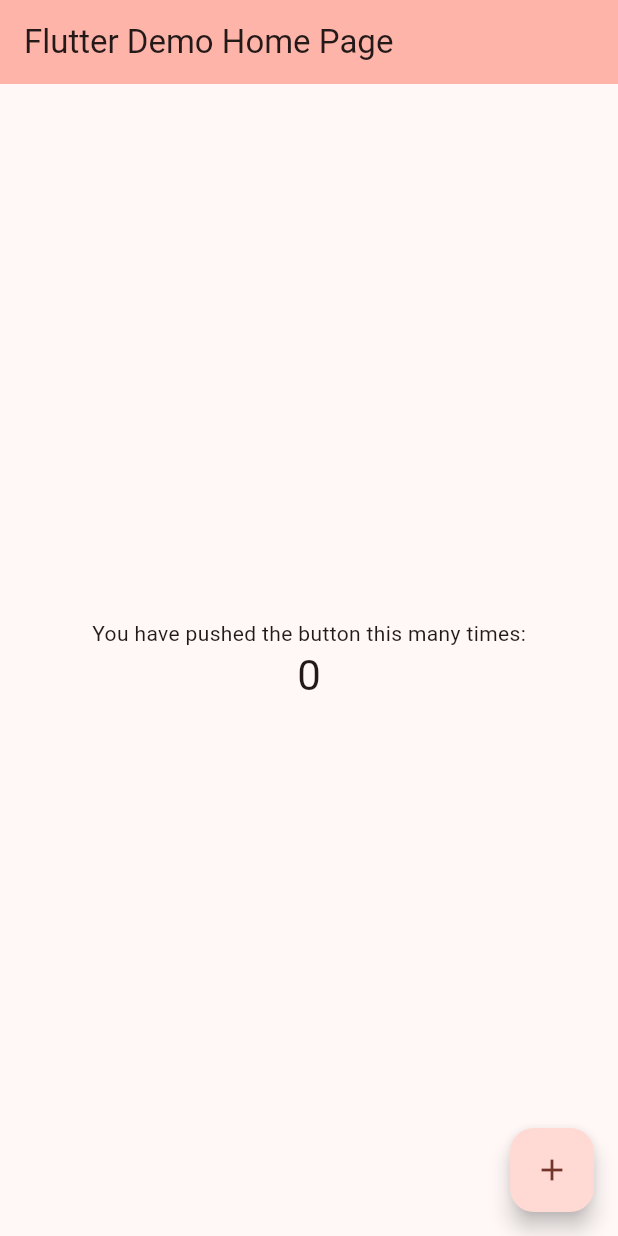
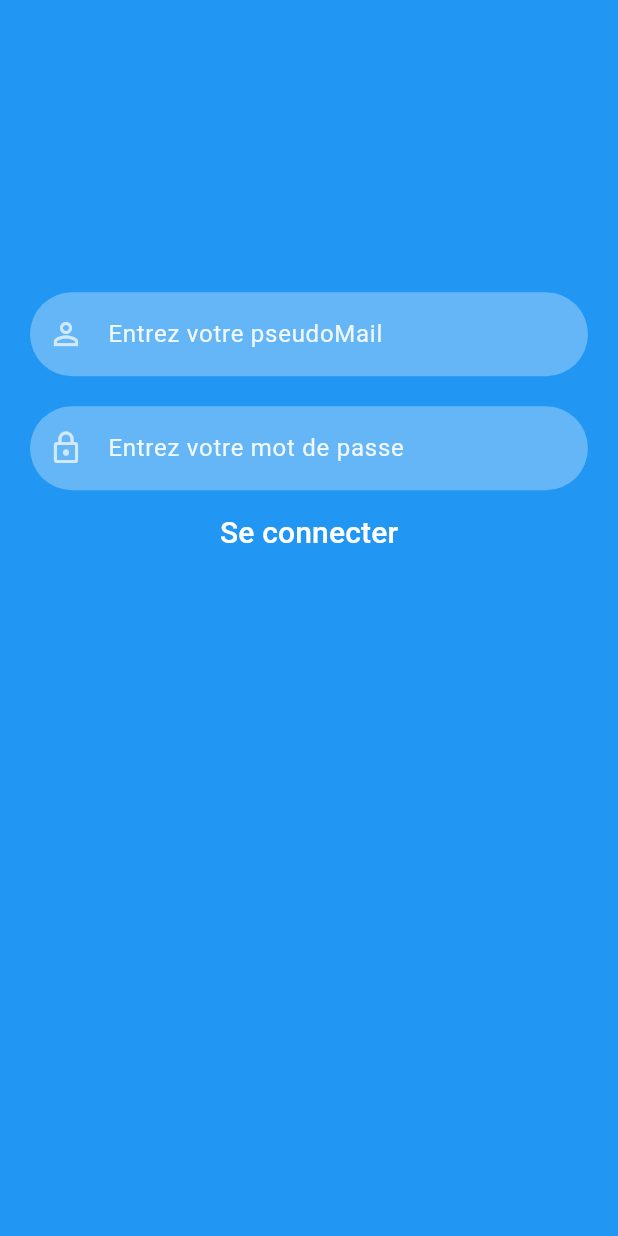
Before and after one commit to hodindorian/FantomGames, a Flutter app: the screen it shows after launch, on a phone screen of 412 x 824 dp. Run offline on Flutter 3.47's test engine with Material 2 defaults, Android fonts, the phone set to English and light mode, and no system bars; our stand-ins replace firebase_core; accounts and stored records are empty; statements that could not run were skipped; project files that could hold a hidden picture were left out.

Commit message:
Add Connection page (signin and signup), add call to API, not working yet cause API need some modification, add some routing and views

```diff
--- a/fantom_games/lib/main.dart
+++ b/fantom_games/lib/main.dart
@@ -1,3 +1,4 @@
+import 'package:fantom_games/views/connection/sign_in_page.dart';
 import 'package:flutter/material.dart';
 import 'package:firebase_core/firebase_core.dart';
 import 'firebase_options.dart';
@@ -8,74 +9,22 @@
   Firebase.initializeApp(
     options: DefaultFirebaseOptions.currentPlatform,
   );
-  runApp(const MyApp());
+  runApp(const FantomGames());
 }
 
 
-class MyApp extends StatelessWidget {
-  const MyApp({super.key});
+class FantomGames extends StatelessWidget {
+  const FantomGames({super.key});
 
   @override
   Widget build(BuildContext context) {
     return MaterialApp(
-      title: 'Flutter Demo',
+      title: 'Fantom Games',
       theme: ThemeData(
         colorScheme: ColorScheme.fromSeed(seedColor: Colors.red),
         useMaterial3: true,
       ),
-      home: const MyHomePage(title: 'Flutter Demo Home Page'),
+      home: const SignInScreen(),
     );
   }
 }
-
-class MyHomePage extends StatefulWidget {
-  const MyHomePage({super.key, required this.title});
-
-  final String title;
-
-  @override
-  State<MyHomePage> createState() => _MyHomePageState();
-}
-
-class _MyHomePageState extends State<MyHomePage> {
-  int _counter = 0;
-
-  void _incrementCounter() {
-    setState(() {
-      _counter++;
-    });
-  }
-
-  @override
-  Widget build(BuildContext context) {
-    return Scaffold(
-      appBar: AppBar(
-
-        backgroundColor: Theme.of(context).colorScheme.inversePrimary,
-
-        title: Text(widget.title),
-      ),
-      body: Center(
-
-        child: Column(
-
-          mainAxisAlignment: MainAxisAlignment.center,
-          children: <Widget>[
-            const Text(
-              'You have pushed the button this many times:',
-            ),
-            Text(
-              '$_counter',
-              style: Theme.of(context).textTheme.headlineMedium,
-            ),
-          ],
-        ),
-      ),
-      floatingActionButton: FloatingActionButton(
-        onPressed: _incrementCounter,
-        tooltip: 'Increment',
-        child: const Icon(Icons.add),
-      ),
-    );
-  }
-}
--- /dev/null
+++ b/fantom_games/lib/reusable_widget/hex_string_to_color.dart
@@ -0,0 +1,6 @@
+import 'package:flutter/material.dart';
+
+Color hexStringToColor(String hexString) {
+  final int value = int.parse(hexString, radix: 16);
+  return Color(value).withOpacity(1.0);
+}
--- /dev/null
+++ b/fantom_games/lib/reusable_widget/text_field.dart
@@ -0,0 +1,30 @@
+import 'package:flutter/material.dart';
+
+TextField usableTextField(String text, IconData icon, bool isPasswordType,
+    TextEditingController controller) {
+  return TextField(
+    controller: controller,
+    obscureText: isPasswordType,
+    enableSuggestions: !isPasswordType,
+    autocorrect: !isPasswordType,
+    cursorColor: Colors.white,
+    style: TextStyle(color: Colors.white.withOpacity(0.9)),
+    decoration: InputDecoration(
+      prefixIcon: Icon(
+        icon,
+        color: Colors.white70,
+      ),
+      labelText: text,
+      labelStyle: TextStyle(color: Colors.white.withOpacity(0.9)),
+      filled: true,
+      floatingLabelBehavior: FloatingLabelBehavior.never,
+      fillColor: Colors.white.withOpacity(0.3),
+      border: OutlineInputBorder(
+          borderRadius: BorderRadius.circular(30.0),
+          borderSide: const BorderSide(width: 0, style: BorderStyle.none)),
+    ),
+    keyboardType: isPasswordType
+        ? TextInputType.visiblePassword
+        : TextInputType.emailAddress,
+  );
+}
--- /dev/null
+++ b/fantom_games/lib/views/connection/sign_in_page.dart
@@ -0,0 +1,112 @@
+import 'package:fantom_games/views/connection/sign_up_page.dart';
+import 'package:flutter/material.dart';
+import 'package:fantom_games/connection/connection_user_to_api.dart';
+import '../../reusable_widget/messsage_pop_up.dart';
+import '../../reusable_widget/text_field.dart';
+import '../home/main_page.dart';
+
+class SignInScreen extends StatefulWidget {
+  const SignInScreen({Key? key}) : super(key: key);
+
+  @override
+  SignInScreenState createState() => SignInScreenState();
+}
+
+class SignInScreenState extends State<SignInScreen> {
+  final TextEditingController _passwordTextController = TextEditingController();
+  final TextEditingController _pseudoTextController = TextEditingController();
+
+  @override
+  Widget build(BuildContext context) {
+    return Scaffold(
+      body: Container(
+        color: Colors.blue,
+        child: SizedBox(
+          width: MediaQuery.of(context).size.width,
+          height: MediaQuery.of(context).size.height,
+          child: SingleChildScrollView(
+            child: Padding(
+              padding: EdgeInsets.fromLTRB(
+                  20, MediaQuery.of(context).size.height * 0.2, 20, 0),
+              child: Column(
+                children: <Widget>[
+                  const SizedBox(
+                    height: 30,
+                  ),
+                  usableTextField(
+                      "Entrez votre pseudoMail", Icons.person_outline, false,_pseudoTextController),
+                  const SizedBox(
+                    height: 20,
+                  ),
+                  usableTextField(
+                      "Entrez votre mot de passe", Icons.lock_outline, true,_passwordTextController),
+                  const SizedBox(
+                    height: 5,
+                  ),
+                  TextButton(
+                    style: ButtonStyle(
+                        foregroundColor: MaterialStateProperty.all<Color>(Colors.red)
+                    ),
+                    onPressed: () async {
+                      if (_pseudoTextController.text.isEmpty) {
+                        showMessagePopUp(context, "Email manquant",
+                            "Veuillez rentrer votre mail", "FFFFFF");
+                      } else if (_passwordTextController.text.isEmpty) {
+                        showMessagePopUp(context, "Mot de passe manquant",
+                            "Veuillez rentrer votre mot de passe", "FFFFFF");
+                      } else
+                      if (_passwordTextController.text.length < 6) {
+                        showMessagePopUp(context, "Mot de passe incorrect",
+                            "Veuillez rentrer correctement votre mot de passe","FFFFFF");
+                      } else {
+                        final response = await connectingUserToApi(_pseudoTextController.text,_passwordTextController.text);
+                        if(response=="OK") {
+                          if (context.mounted) {
+                            Navigator.push(context, MaterialPageRoute(
+                                builder: (context) => const MainPage(
+                                    title: 'Acceuil')));
+                          }
+                        }else{
+                          if(context.mounted){
+                            showMessagePopUp(context, "Erreur", response, "FFFFFF");
+                          }
+                        }
+                      }
+                    },
+                    child: const Text(
+                      "Se connecter",
+                      style: TextStyle(
+                          color: Colors.white,
+                          fontSize: 20,
+                      ),
+                    ),
+                  ),
+                ],
+              ),
+            ),
+          )
+        )
+      )
+    );
+  }
+
+  Row signUpOption() {
+    return Row(
+      mainAxisAlignment: MainAxisAlignment.center,
+      children: [
+        const Text("Vous n'avez pas de compte ?",
+            style: TextStyle(color: Colors.white70)),
+        GestureDetector(
+          onTap: () {
+            Navigator.push(context,
+                MaterialPageRoute(builder: (context) => const SignUpScreen()));
+          },
+          child: const Text(
+            " Inscription",
+            style: TextStyle(color: Colors.white, fontWeight: FontWeight.bold),
+          ),
+        )
+      ],
+    );
+  }
+}
--- a/fantom_games/pubspec.yaml
+++ b/fantom_games/pubspec.yaml
@@ -12,6 +12,9 @@
 
   cupertino_icons: ^1.0.2
   firebase_core: ^2.16.0
+  email_validator: ^2.1.17
+  http: ^1.1.0
+  crypto: ^3.0.3
 
 dev_dependencies:
   flutter_test:
```
Also changed, not shown: fantom_games/lib/connection/connection_user_to_api.dart (added, +17 -0 lines), fantom_games/lib/reusable_widget/messsage_pop_up.dart (added, +24 -0 lines), fantom_games/lib/views/connection/sign_up_page.dart (added, +90 -0 lines), fantom_games/lib/views/home/main_page.dart (added, +32 -0 lines), fantom_games/lib/model/account.dart (renamed from fantom_games/lib/src/model/account.dart), fantom_games/pubspec.lock, 2 other files.
